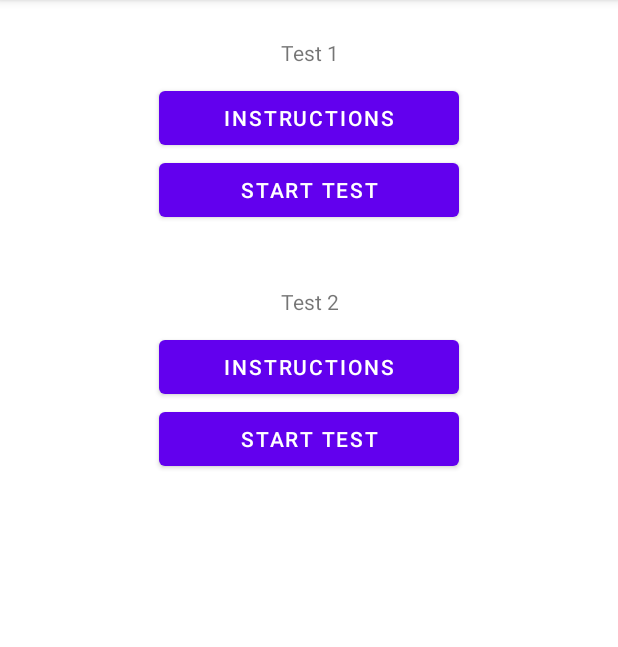
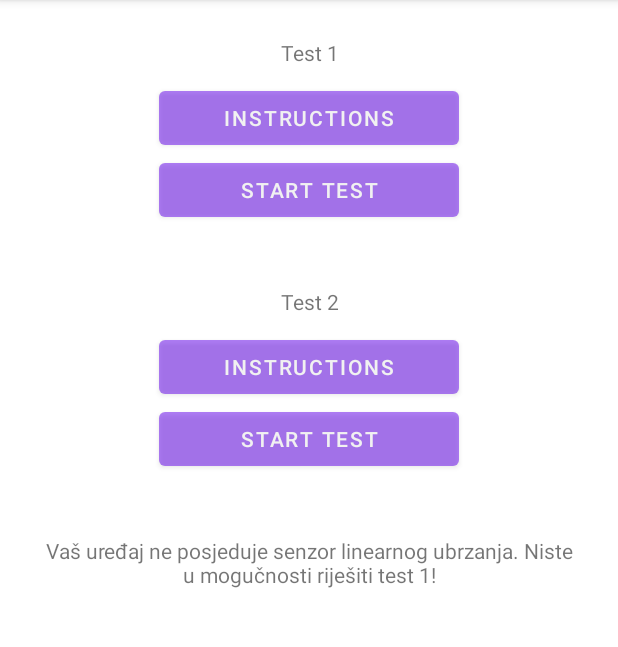
Before and after one commit to Stjepan885/HCI, an Android app: the MainMenu screen opened directly, with no data from a screen before it, on a phone screen of 412 x 824 dp, the part 84-731 px from its top. Run offline under Robolectric (Android 15) with nearby library versions, the phone set to English and light mode, and no system bars.

Commit message:
Check acc and gys

```diff
--- a/app/src/main/java/com/example/myapplication/AccelerometerActivityTest.java
+++ b/app/src/main/java/com/example/myapplication/AccelerometerActivityTest.java
@@ -103,7 +103,8 @@ public class AccelerometerActivityTest extends AppCompatActivity {
                             startTime2 = endTime1;
                         }
                     } else if (randomTest == 4) {
-                        if (image.getScaleX() == 5 && image.getX() == imageZoomArrayX[randomX] && image.getY() == imageZoomArrayY[randomY]) {
+                        if (image.getScaleX() == 5 && image.getX() < imageZoomArrayX[randomX] + 800 && image.getX() > imageZoomArrayX[randomX] - 800
+                                && image.getY() < imageZoomArrayY[randomY] + 800 && image.getY() > imageZoomArrayY[randomY] - 800) {
                             image.setX(defaultX);
                             image.setY(defaultY);
                             image.setScaleX(1);
--- a/app/src/main/java/com/example/myapplication/MainMenu.java
+++ b/app/src/main/java/com/example/myapplication/MainMenu.java
@@ -3,14 +3,17 @@ package com.example.myapplication;
 import androidx.appcompat.app.AppCompatActivity;
 
 import android.content.Intent;
+import android.content.pm.PackageManager;
 import android.os.Bundle;
 import android.view.View;
 import android.view.WindowManager;
 import android.widget.Button;
+import android.widget.TextView;
 
 public class MainMenu extends AppCompatActivity {
 
     private Button inst1_button, inst2_button, start1_button, start2_button;
+    private TextView informationText;
 
     @Override
     protected void onCreate(Bundle savedInstanceState) {
@@ -18,10 +21,32 @@ public class MainMenu extends AppCompatActivity {
         setContentView(R.layout.activity_main_menu);
         getWindow().addFlags(WindowManager.LayoutParams.FLAG_KEEP_SCREEN_ON);
 
+        //check gyroscope, accelerometer
+        PackageManager packageManager = getPackageManager();
+        boolean gyroExists = packageManager.hasSystemFeature(PackageManager.FEATURE_SENSOR_GYROSCOPE);
+        boolean accelerometerExists = packageManager.hasSystemFeature(PackageManager.FEATURE_SENSOR_ACCELEROMETER);
+
         inst1_button = findViewById(R.id.ins1);
         inst2_button = findViewById(R.id.ins2);
         start1_button = findViewById(R.id.start1);
         start2_button = findViewById(R.id.start2);
+        informationText = findViewById(R.id.sensor_text);
+
+        if (gyroExists == false){
+            informationText.setText("Vaš uređaj ne posjeduje giroskop. Niste u mogučnosti riješiti test 2!");
+            start2_button.setAlpha(0.5f);
+            inst2_button.setAlpha(0.5f);
+            start2_button.setClickable(false);
+            inst2_button.setClickable(false);
+        }
+
+        if (accelerometerExists == false){
+            informationText.setText("Vaš uređaj ne posjeduje senzor linearnog ubrzanja. Niste u mogučnosti riješiti test 1!");
+            start1_button.setAlpha(0.5f);
+            inst1_button.setAlpha(0.5f);
+            start1_button.setClickable(false);
+            inst1_button.setClickable(false);
+        }
 
         inst1_button.setOnClickListener(new View.OnClickListener() {
             @Override
--- a/app/src/main/res/layout/activity_main_menu.xml
+++ b/app/src/main/res/layout/activity_main_menu.xml
@@ -59,4 +59,19 @@
             android:text="Start test"
             android:id="@+id/start2"/>
     </LinearLayout>
+    <LinearLayout
+        android:layout_width="match_parent"
+        android:layout_height="wrap_content"
+        android:orientation="vertical"
+        android:layout_gravity="center"
+        android:gravity="center"
+        android:layout_margin="15dp">
+        <TextView
+            android:layout_width="match_parent"
+            android:layout_height="wrap_content"
+            android:text=""
+            android:gravity="center"
+            android:padding="10dp"
+            android:id="@+id/sensor_text"/>
+    </LinearLayout>
 </LinearLayout>
```
Also changed, not shown: app/src/main/java/com/example/myapplication/GyroscopeTestSession.java (+23 -7 lines), app/src/main/java/com/example/myapplication/MainActivity.java (+15 -2 lines), app/src/main/res/layout/activity_gyroscope_test_session.xml (+8 -4 lines).
